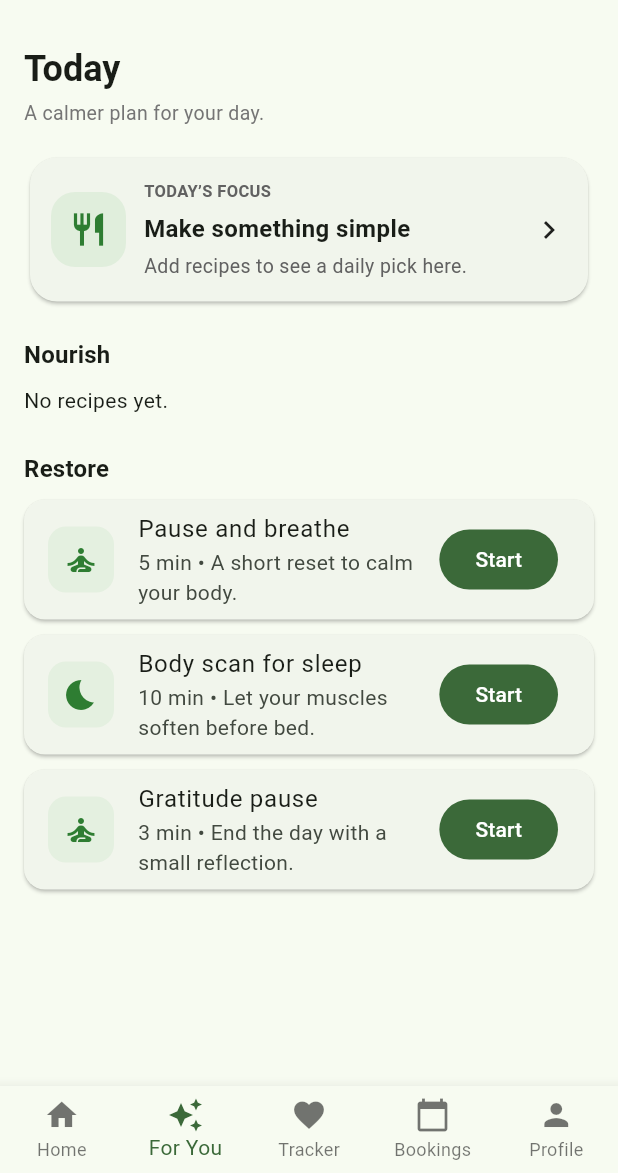
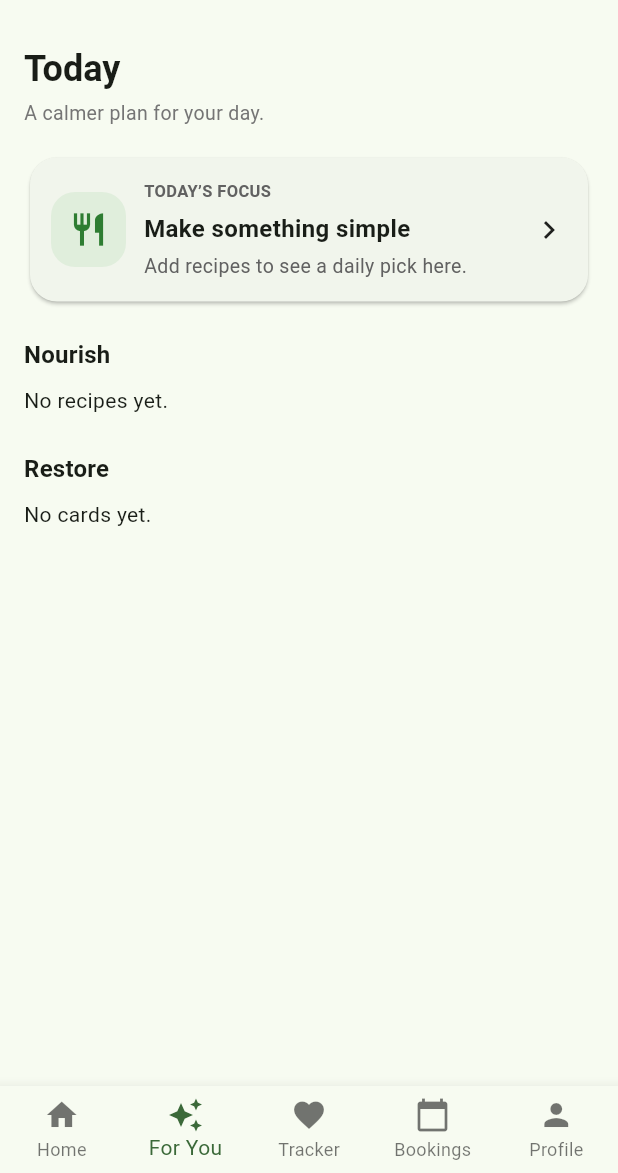
Before and after one commit to unkbin/capproject, a Flutter app: the screen it shows once a user with an empty profile is signed in, item 2 of the bottom bar chosen, on a phone screen of 412 x 824 dp, the part 63-1236 px from its top. Run offline on Flutter 3.47's test engine with Material 3 defaults, Android fonts, the light colour scheme and no system bars; our stand-ins replace cloud_firestore, firebase_auth, firebase_core; accounts and stored records are empty.

Commit message:
feat: add healing cards flow with Firestore and detail screen
- Seed healing cards from DOCX into Firestore
- Load cards dynamically on Today screen
- Add smart day/night hero (recipes by day, cards at night)
- Add Card Detail screen with full content sections
- Replace demo card data with Firestore-backed cards
- Add restore section with limited cards and “show more”
- Improve recipe carousel and fallback image handling

```diff
--- a/lib/screens/for_you_screen.dart
+++ b/lib/screens/for_you_screen.dart
@@ -2,6 +2,7 @@ import 'package:cloud_firestore/cloud_firestore.dart';
 import 'package:flutter/material.dart';
 
 import 'recipe_detail_screen.dart';
+import 'card_detail_screen.dart';
 
 class ForYouScreen extends StatefulWidget {
   const ForYouScreen({super.key});
@@ -12,51 +13,14 @@ class ForYouScreen extends StatefulWidget {
 
 class _ForYouScreenState extends State<ForYouScreen> {
   static const String _placeholderAsset = 'assets/recipes/placeholder.jpg';
-
   bool _showAllRecipes = false;
-
-  // Healing cards (you can replace with Firestore later)
-  final List<ContentItem> _healingCards = [
-    ContentItem(
-      id: 'breath_5',
-      title: 'Pause and breathe',
-      description: 'A short reset to calm your body.',
-      type: 'Mindfulness',
-      durationMinutes: 5,
-      difficulty: 'Beginner',
-      tags: ['stress', 'short', 'anytime'],
-    ),
-    ContentItem(
-      id: 'body_scan_10',
-      title: 'Body scan for sleep',
-      description: 'Let your muscles soften before bed.',
-      type: 'Sleep',
-      durationMinutes: 10,
-      difficulty: 'Easy',
-      tags: ['sleep', 'evening', 'relax'],
-    ),
-    ContentItem(
-      id: 'gratitude_3',
-      title: 'Gratitude pause',
-      description: 'End the day with a small reflection.',
-      type: 'Mindfulness',
-      durationMinutes: 3,
-      difficulty: 'Beginner',
-      tags: ['short', 'evening'],
-    ),
-  ];
 
   bool _preferRecipeNow() {
     final h = DateTime.now().hour;
 
-    // Morning: 5am–11:59am → recipes
-    if (h >= 5 && h < 12) return true;
-
-    // Evening/Night: 6pm–4:59am → healing
-    if (h >= 18 || h < 5) return false;
-
-    // Afternoon: recipes (you can change later)
-    return true;
+    if (h >= 5 && h < 12) return true; // morning
+    if (h >= 18 || h < 5) return false; // night
+    return true; // afternoon
   }
 
   @override
@@ -85,16 +49,7 @@ class _ForYouScreenState extends State<ForYouScreen> {
             },
           )
         else
-          _SmartHealingHero(
-            item: _healingCards.first,
-            onStart: () {
-              ScaffoldMessenger.of(context).showSnackBar(
-                SnackBar(
-                  content: Text('Starting: ${_healingCards.first.title} (demo)'),
-                ),
-              );
-            },
-          ),
+          const _SmartCardHero(),
 
         const SizedBox(height: 20),
 
@@ -121,16 +76,54 @@ class _ForYouScreenState extends State<ForYouScreen> {
         const SizedBox(height: 24),
 
         // =====================
-        // RESTORE (Healing cards)
+        // RESTORE (Cards from Firestore)
         // =====================
         const _SectionTitle('Restore'),
         const SizedBox(height: 8),
-        for (final item in _healingCards)
-          _HealingCardTile(
-            item: item,
-            onStart: () {
+
+        StreamBuilder<QuerySnapshot>(
+          stream: FirebaseFirestore.instance
+              .collection('cards')
+              .orderBy('updatedAt', descending: true)
+              .limit(5)
+              .snapshots(),
+          builder: (context, snapshot) {
+            if (snapshot.hasError) {
+              return const Text('Failed to load cards.');
+            }
+
+            if (!snapshot.hasData) {
+              return const Padding(
+                padding: EdgeInsets.symmetric(vertical: 12),
+                child: Center(child: CircularProgressIndicator()),
+              );
+            }
+
+            final docs = snapshot.data!.docs;
+            if (docs.isEmpty) {
+              return const Text('No cards yet.');
+            }
+
+            return Column(
+              children: [
+                for (final doc in docs)
+                  _FirestoreHealingCardTile(
+                    data: doc.data() as Map<String, dynamic>,
+                  ),
+                Align(
+                  alignment: Alignment.centerLeft,
+                  child: TextButton(
+                    onPressed: () {
                       ScaffoldMessenger.of(context).showSnackBar(
-                SnackBar(content: Text('Starting: ${item.title} (demo)')),
+                        const SnackBar(
+                          content: Text('All Cards screen is next'),
+                        ),
+                      );
+                    },
+                    child: const Text('Show more cards'),
+                  ),
+                ),
+              ],
             );
           },
         ),
@@ -246,8 +239,7 @@ class _HeroFocusCard extends StatelessWidget {
                     const SizedBox(height: 4),
                     Text(
                       subtitle,
-                      style:
-                      TextStyle(fontSize: 13, color: Colors.grey.shade700),
+                      style: TextStyle(fontSize: 13, color: Colors.grey.shade700),
                     ),
                   ],
                 ),
@@ -375,25 +367,49 @@ class _SmartRecipeHero extends StatelessWidget {
 }
 
 /// --------------------
-/// SMART HERO: HEALING
+/// SMART HERO: CARD (from Firestore)
 /// --------------------
-class _SmartHealingHero extends StatelessWidget {
-  final ContentItem item;
-  final VoidCallback onStart;
-
-  const _SmartHealingHero({
-    required this.item,
-    required this.onStart,
-  });
+class _SmartCardHero extends StatelessWidget {
+  const _SmartCardHero();
 
   @override
   Widget build(BuildContext context) {
+    return StreamBuilder<QuerySnapshot>(
+      stream: FirebaseFirestore.instance
+          .collection('cards')
+          .orderBy('updatedAt', descending: true)
+          .limit(1)
+          .snapshots(),
+      builder: (context, snapshot) {
+        if (!snapshot.hasData || snapshot.data!.docs.isEmpty) {
           return _HeroFocusCard(
             title: 'Tonight’s reset',
-      headline: item.title,
-      subtitle: '${item.durationMinutes} min • ${item.description}',
+            headline: 'Take a small pause',
+            subtitle: 'Add cards to see a nightly pick here.',
             icon: Icons.self_improvement,
-      onTap: onStart,
+            onTap: () {},
+          );
+        }
+
+        final data = snapshot.data!.docs.first.data() as Map<String, dynamic>;
+        final title = (data['title'] ?? '') as String;
+        final quote = (data['quote'] ?? '') as String;
+
+        return _HeroFocusCard(
+          title: 'Tonight’s reset',
+          headline: title,
+          subtitle: quote.isEmpty ? 'Tap to open' : quote,
+          icon: Icons.self_improvement,
+          onTap: () {
+            Navigator.push(
+              context,
+              MaterialPageRoute(
+                builder: (_) => CardDetailScreen(data: data),
+              ),
+            );
+          },
+        );
+      },
     );
   }
 }
@@ -462,7 +478,8 @@ class _RecipeCarousel extends StatelessWidget {
                 alignment: Alignment.centerLeft,
                 child: TextButton(
                   onPressed: onToggleShowAll,
-                  child: Text(showAll ? 'Show less recipes' : 'Show more recipes'),
+                  child:
+                  Text(showAll ? 'Show less recipes' : 'Show more recipes'),
                 ),
               ),
           ],
@@ -548,25 +565,33 @@ class _RecipeMiniCard extends StatelessWidget {
 }
 
 /// --------------------
-/// HEALING CARD TILE
+/// FIRESTORE CARD TILE
 /// --------------------
-class _HealingCardTile extends StatelessWidget {
-  final ContentItem item;
-  final VoidCallback onStart;
+class _FirestoreHealingCardTile extends StatelessWidget {
+  final Map<String, dynamic> data;
 
-  const _HealingCardTile({
-    required this.item,
-    required this.onStart,
+  const _FirestoreHealingCardTile({
+    required this.data,
   });
 
   @override
   Widget build(BuildContext context) {
-    final icon = _iconForType(item.type);
+    final title = (data['title'] ?? '') as String;
+    final minutes = data['minutes'] ?? 5;
+    final appText = (data['appText'] ?? '') as String;
 
     return Card(
       margin: const EdgeInsets.only(bottom: 10),
       shape: RoundedRectangleBorder(borderRadius: BorderRadius.circular(14)),
       child: ListTile(
+        onTap: () {
+          Navigator.push(
+            context,
+            MaterialPageRoute(
+              builder: (_) => CardDetailScreen(data: data),
+            ),
+          );
+        },
         leading: Container(
           width: 44,
           height: 44,
@@ -574,53 +599,25 @@ class _HealingCardTile extends StatelessWidget {
             color: const Color(0xFF4CAF50).withOpacity(0.08),
             borderRadius: BorderRadius.circular(12),
           ),
-          child: Icon(icon, color: const Color(0xFF2E7D32)),
+          child: const Icon(
+            Icons.self_improvement,
+            color: Color(0xFF2E7D32),
           ),
-        title: Text(item.title),
-        subtitle: Text('${item.durationMinutes} min • ${item.description}'),
+        ),
+        title: Text(title),
+        subtitle: Text('$minutes min • $appText'),
         trailing: FilledButton(
-          onPressed: onStart,
+          onPressed: () {
+            Navigator.push(
+              context,
+              MaterialPageRoute(
+                builder: (_) => CardDetailScreen(data: data),
+              ),
+            );
+          },
           child: const Text('Start'),
         ),
       ),
     );
   }
 }
-
-/// --------------------
-/// MODEL
-/// --------------------
-class ContentItem {
-  final String id;
-  final String title;
-  final String description;
-  final String type;
-  final int durationMinutes;
-  final String difficulty;
-  final List<String> tags;
-
-  ContentItem({
-    required this.id,
-    required this.title,
-    required this.description,
-    required this.type,
-    required this.durationMinutes,
-    required this.difficulty,
-    required this.tags,
-  });
-}
-
-IconData _iconForType(String type) {
-  switch (type.toLowerCase()) {
-    case 'mindfulness':
-      return Icons.self_improvement;
-    case 'movement':
-      return Icons.fitness_center;
-    case 'nutrition':
-      return Icons.restaurant;
-    case 'sleep':
-      return Icons.bedtime;
-    default:
-      return Icons.auto_awesome;
-  }
-}
--- a/pubspec.yaml
+++ b/pubspec.yaml
@@ -43,3 +43,4 @@ flutter:
 
   assets:
     - assets/recipes/
+    - assets/cards/
```
Also changed, not shown: lib/screens/card_detail_screen.dart (added, +206 -0 lines), lib/seed/seed_cards_from_json.dart (added, +61 -0 lines), pubspec.lock. Lines whose indentation alone changed are shown as unchanged.
